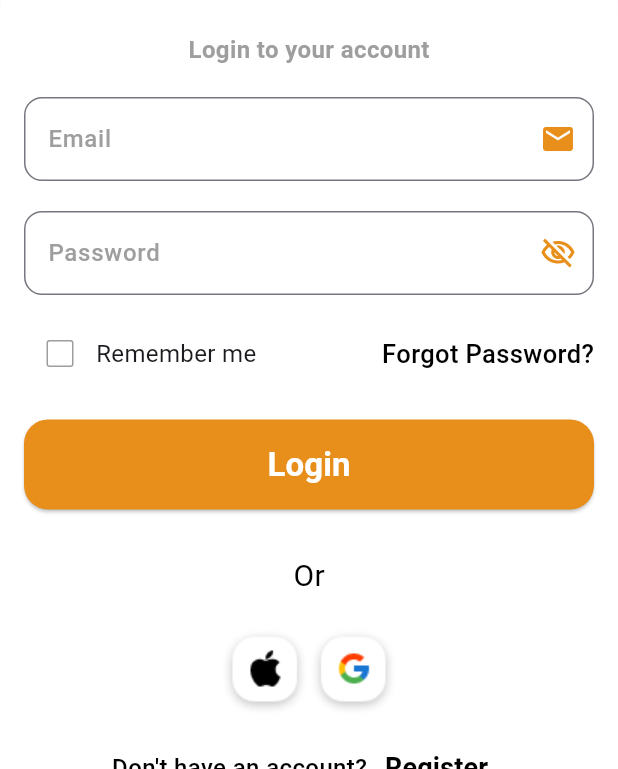
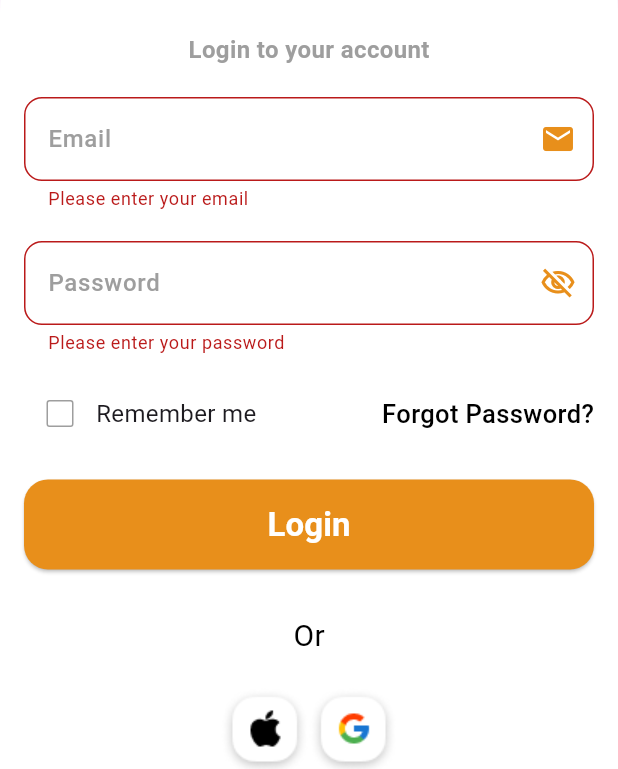
Before and after one commit to DiyaShajith/Q_HireEvent, a Flutter app: the Login screen opened directly, after a tap on "Login", on a phone screen of 412 x 824 dp, the part 467-1236 px from its top. Run offline on Flutter 3.47's test engine with Material 3 defaults, Android fonts, the phone set to English and light mode, and no system bars; our stand-ins replace dotted_border, smooth_page_indicator.

Commit message:
validation login page completed

```diff
--- a/lib/main.dart
+++ b/lib/main.dart
@@ -35,7 +35,7 @@ class MyApp extends StatelessWidget {
         colorScheme: ColorScheme.fromSeed(seedColor: Colors.deepPurple),
         useMaterial3: true,
       ),
-      home: Pageviewcustom(),
+      home: Registerfield(),
     );
   }
 }
--- a/lib/view/registerview/login.dart
+++ b/lib/view/registerview/login.dart
@@ -11,6 +11,17 @@ class Login extends StatefulWidget {
 
 class _LoginState extends State<Login> {
   bool value = false;
+  final TextEditingController _emailController = TextEditingController();
+  final TextEditingController _passwordController = TextEditingController();
+  final GlobalKey<FormState> _formKey = GlobalKey<FormState>();
+
+  @override
+  void dispose() {
+    _emailController.dispose();
+    _passwordController.dispose();
+    super.dispose();
+  }
+
   @override
   Widget build(BuildContext context) {
     final size = MediaQuery.sizeOf(context);
@@ -53,6 +64,8 @@ class _LoginState extends State<Login> {
                     topRight: Radius.circular(70),
                   ),
                 ),
+                child: Form(
+                  key: _formKey,
                   child: Column(
                     children: [
                       const SizedBox(
@@ -78,7 +91,8 @@ class _LoginState extends State<Login> {
                       const SizedBox(
                         height: 20,
                       ),
-                    TextField(
+                      TextFormField(
+                        controller: _emailController,
                         decoration: InputDecoration(
                           suffixIcon: const Icon(
                             Icons.mail,
@@ -93,14 +107,28 @@ class _LoginState extends State<Login> {
                           ),
                           border: OutlineInputBorder(
                             borderRadius: BorderRadius.circular(12),
-                              borderSide: BorderSide(
+                            borderSide: const BorderSide(
                               color: Colors.grey,
-                              ))),
+                            ),
+                          ),
+                        ),
+                        validator: (value) {
+                          if (value == null || value.isEmpty) {
+                            return 'Please enter your email';
+                          }
+                          if (!RegExp(
+                                  r'^[\w-]+(\.[\w-]+)*@([\w-]+\.)+[a-zA-Z]{2,7}$')
+                              .hasMatch(value)) {
+                            return 'Please enter a valid email address';
+                          }
+                          return null;
+                        },
                       ),
                       const SizedBox(
                         height: 20,
                       ),
-                    TextField(
+                      TextFormField(
+                        controller: _passwordController,
                         decoration: InputDecoration(
                           suffixIcon: const Icon(
                             Icons.visibility_off_outlined,
@@ -115,9 +143,21 @@ class _LoginState extends State<Login> {
                           ),
                           border: OutlineInputBorder(
                             borderRadius: BorderRadius.circular(12),
-                              borderSide: BorderSide(
+                            borderSide: const BorderSide(
                               color: Colors.grey,
-                              ))),
+                            ),
+                          ),
+                        ),
+                        obscureText: true,
+                        validator: (value) {
+                          if (value == null || value.isEmpty) {
+                            return 'Please enter your password';
+                          }
+                          if (value.length < 6) {
+                            return 'Password must be at least 6 characters long';
+                          }
+                          return null;
+                        },
                       ),
                       const SizedBox(
                         height: 15,
@@ -125,12 +165,13 @@ class _LoginState extends State<Login> {
                       Row(
                         children: [
                           Checkbox(
-                          side: BorderSide(color: Colors.grey, width: 1),
-                          value: this.value,
+                            side:
+                                const BorderSide(color: Colors.grey, width: 1),
+                            value: value,
                             onChanged: (bool? newValue) {
                               if (newValue != null) {
                                 setState(() {
-                                this.value = newValue;
+                                  value = newValue;
                                 });
                               }
                             },
@@ -142,7 +183,7 @@ class _LoginState extends State<Login> {
                                 fontSize: 16,
                                 fontWeight: FontWeight.w400),
                           ),
-                        Spacer(),
+                          const Spacer(),
                           const Text(
                             "Forgot Password?",
                             style: TextStyle(
@@ -163,14 +204,19 @@ class _LoginState extends State<Login> {
                               shape: RoundedRectangleBorder(
                                   borderRadius: BorderRadius.circular(16)),
                               backgroundColor: CustomColor.textfieldbg),
-                          onPressed: () {},
+                          onPressed: () {
+                            if (_formKey.currentState!.validate()) {
+                              // Handle login action here
+                            }
+                          },
                           child: const Text(
                             "Login",
                             style: TextStyle(
                                 color: CustomColor.scaffoldbg,
                                 fontSize: 22,
                                 fontWeight: FontWeight.bold),
-                          )),
+                          ),
+                        ),
                       ),
                       const SizedBox(
                         height: 30,
@@ -187,10 +233,10 @@ class _LoginState extends State<Login> {
                         mainAxisAlignment: MainAxisAlignment.center,
                         children: [
                           Image.asset("assets/apple.png"),
-                        Image.asset("assets/google.png")
+                          Image.asset("assets/google.png"),
                         ],
                       ),
-                    SizedBox(
+                      const SizedBox(
                         height: 10,
                       ),
                       Row(
@@ -214,10 +260,12 @@ class _LoginState extends State<Login> {
                                 style: TextStyle(
                                     color: CustomColor.blackprimary,
                                     fontSize: 18,
-                                    fontWeight: FontWeight.bold)))
+                                    fontWeight: FontWeight.bold)),
+                          ),
                         ],
-                    )
+                      ),
                     ],
+                  ),
                 ),
               ),
             ),
```
Lines whose indentation alone changed are shown as unchanged.
